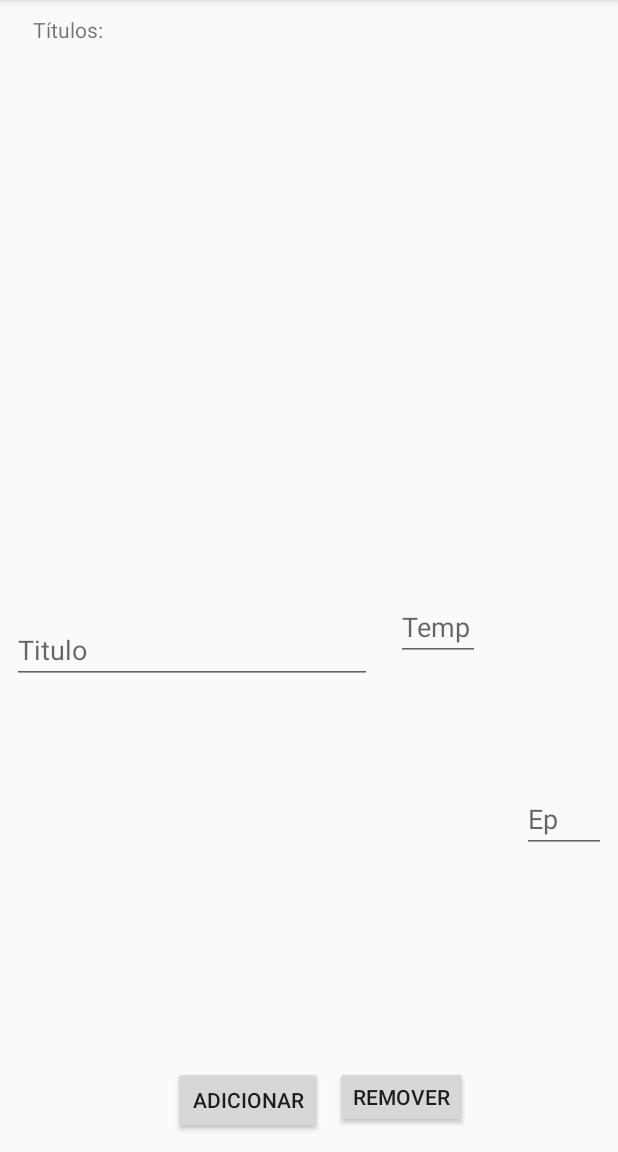
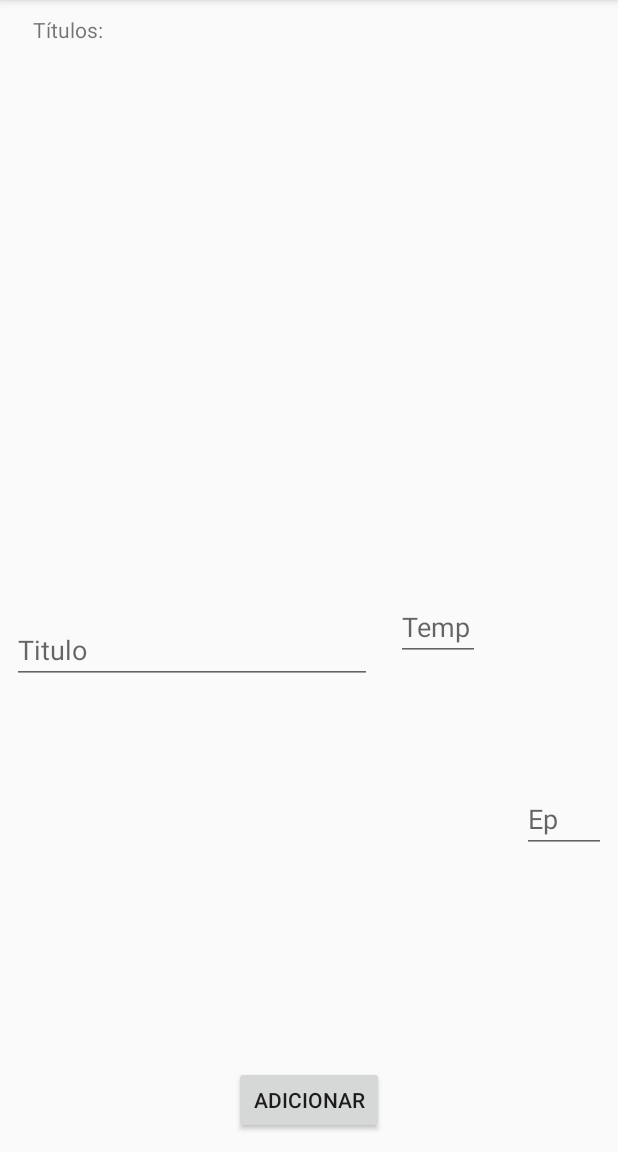
Before and after one commit to ufjf-dcc196/dcc196-2018-3-exercicio02-JoaoPedrodeSJC, an Android app: the screen it shows after launch (MainActivity), on a phone screen of 412 x 824 dp, the part 84-1236 px from its top. Run offline under Robolectric (Android 15) with nearby library versions, the phone set to English and light mode, and no system bars.

Commit message:
botão removido

```diff
--- a/app/src/main/java/dcc196_2018_3/exercicio02_joaopedrodesjc/MainActivity.java
+++ b/app/src/main/java/dcc196_2018_3/exercicio02_joaopedrodesjc/MainActivity.java
@@ -16,7 +16,7 @@ import java.util.Random;
 
 public class MainActivity extends AppCompatActivity {
 
-    private Button btnAdicionar,btnRemover;
+    private Button btnAdicionar;
     private EditText txtTitulo,txtTemporada,txtEpisodio;
     private RecyclerView rclSeries;
     private SerieDbHelper dbHelper;
@@ -54,23 +54,7 @@ public class MainActivity extends AppCompatActivity {
 
             }
         });
-        btnRemover = (Button) findViewById(R.id.btn_remover);
-        btnRemover.setOnClickListener(new View.OnClickListener() {
-            @Override
-            public void onClick(View v) {
-                Cursor cursor = getCursorSeriePos1950();
-                cursor.moveToPosition(-1);
-                while(cursor.moveToNext()) {
-                    int idxTitulo = cursor.getColumnIndexOrThrow(SerieContract.Serie.COLUMN_NAME_TITULO);
-                    int idxTemp = cursor.getColumnIndexOrThrow(SerieContract.Serie.COLUMN_NAME_TEMP);
-                    int idxEp = cursor.getColumnIndexOrThrow(SerieContract.Serie.COLUMN_NAME_EP);
-                    String titulo = cursor.getString(idxTitulo);
-                    Integer temporada = cursor.getInt(idxTemp);
-                    Integer episodio = cursor.getInt(idxEp);
-                    Log.i("DBINFO", "titulo: " + titulo+" temporada: "+temporada+" episodio:"+ episodio);
-                }
-            }
-        });
+
     }
     private Cursor getCursorSeriePos1950() {
         SQLiteDatabase db = dbHelper.getReadableDatabase();
--- a/app/src/main/res/layout/activity_main.xml
+++ b/app/src/main/res/layout/activity_main.xml
@@ -101,24 +101,9 @@
         android:layout_marginBottom="12dp"
         android:text="Adicionar"
         app:layout_constraintBottom_toBottomOf="parent"
-        app:layout_constraintEnd_toStartOf="@+id/btn_remover"
-        app:layout_constraintHorizontal_bias="1.0"
+        app:layout_constraintEnd_toEndOf="parent"
         app:layout_constraintStart_toStartOf="parent"
         app:layout_constraintTop_toBottomOf="@+id/rcl_series"
         app:layout_constraintVertical_bias="1.0" />
 
-    <Button
-        android:id="@+id/btn_remover"
-        android:layout_width="wrap_content"
-        android:layout_height="41dp"
-        android:layout_marginTop="8dp"
-        android:layout_marginEnd="100dp"
-        android:layout_marginRight="100dp"
-        android:layout_marginBottom="16dp"
-        android:text="Remover"
-        app:layout_constraintBottom_toBottomOf="parent"
-        app:layout_constraintEnd_toEndOf="parent"
-        app:layout_constraintTop_toBottomOf="@+id/rcl_series"
-        app:layout_constraintVertical_bias="1.0" />
-
 </android.support.constraint.ConstraintLayout>
```
